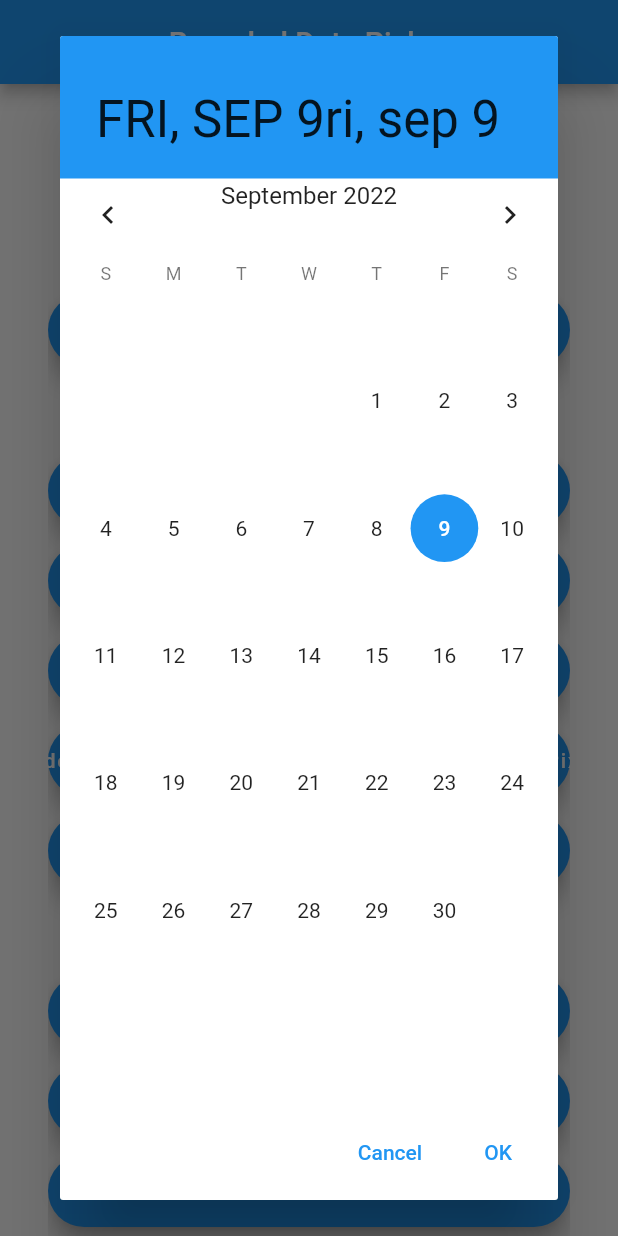
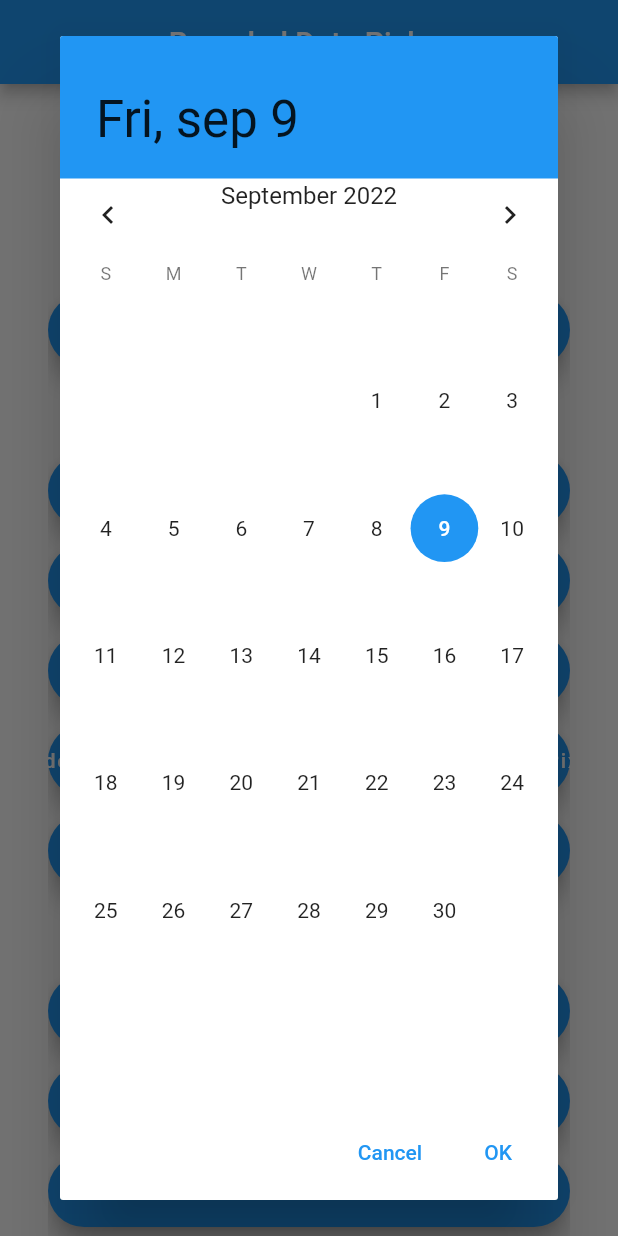
Before and after one commit to benznest/flutter_rounded_date_picker, a Flutter app: the screen it shows after launch, after a tap on "Material Calendar (Original)", on a phone screen of 412 x 824 dp. Run offline on Flutter 3.47's test engine with Material 2 defaults, Android fonts, the phone set to English and light mode, and no system bars.

Commit message:
Uapdates text for the month and day

```diff
--- a/lib/src/widgets/flutter_rounded_date_picker_header.dart
+++ b/lib/src/widgets/flutter_rounded_date_picker_header.dart
@@ -150,6 +150,11 @@ class FlutterRoundedDatePickerHeader extends StatelessWidget {
       ),
     );
 
+    String getFormatedDay() {
+      final String day = localizations.formatMediumDate(selectedDate);
+      return '${day.toUpperCase().substring(0, 1)}${day.toUpperCase().substring(1).toLowerCase()}';
+
+    }
     final Widget dayButton = IgnorePointer(
       ignoring: mode == DatePickerMode.day,
       ignoringSemantics: false,
@@ -162,7 +167,7 @@ class FlutterRoundedDatePickerHeader extends StatelessWidget {
         child: Semantics(
           selected: mode == DatePickerMode.day,
           child: Text(
-            '${localizations.formatMediumDate(selectedDate).toUpperCase()}${localizations.formatMediumDate(selectedDate).toUpperCase().substring(1).toLowerCase()}',
+            getFormatedDay(),
             textScaleFactor: 1,
             style: dayStyle,
           ),
```
